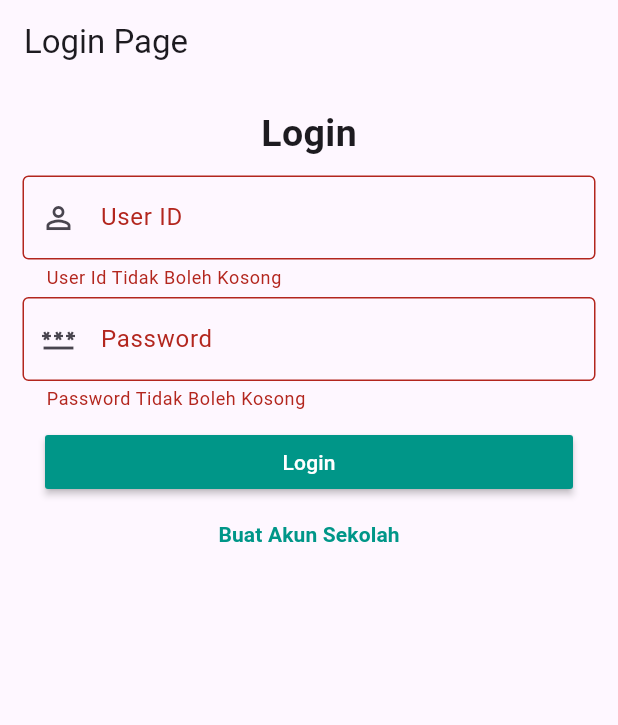
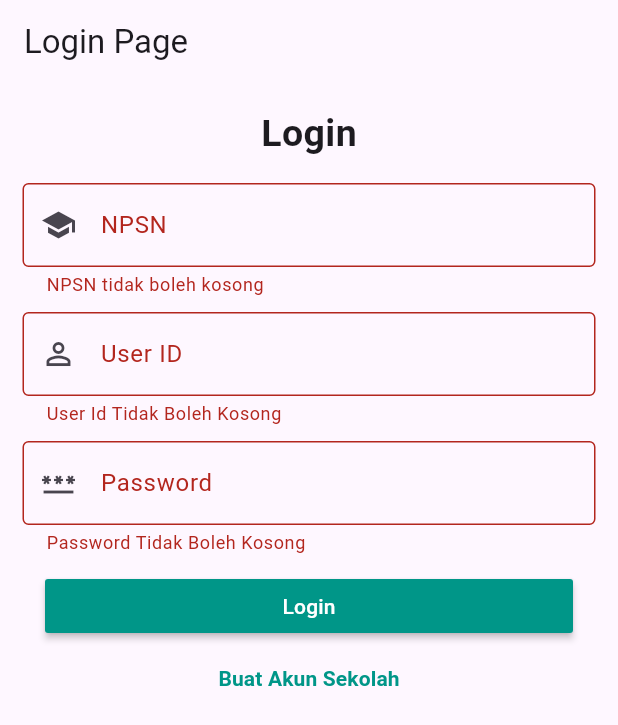
Before and after one commit to lino089/Training-Arc-Flutter, a Flutter app: the screen it shows after launch, after a tap on "Login", on a phone screen of 412 x 824 dp. Shown: the top 725 px of the screen. Run offline on Flutter 3.47's test engine with Material 3 defaults, Android fonts, the light colour scheme and no system bars; our stand-ins replace cloud_firestore, firebase_auth, firebase_core; accounts and stored records are empty.

Commit message:
add npsn for login

```diff
--- a/auth_muscle_v2/lib/auth/auth_gate.dart
+++ b/auth_muscle_v2/lib/auth/auth_gate.dart
@@ -28,7 +28,10 @@ class AuthGate extends StatelessWidget {
         final uid = authsnapshot.data!.uid;
 
         return FutureBuilder<DocumentSnapshot>(
-          future: FirebaseFirestore.instance.collection('users').doc(uid).get(),
+          future: FirebaseFirestore.instance
+                    .collection('users')
+                    .doc(uid)
+                    .get(),
           builder: (context, usersnapshot) {
             if (usersnapshot.hasError) {
               return Scaffold(
--- a/auth_muscle_v2/lib/pages/loginPage.dart
+++ b/auth_muscle_v2/lib/pages/loginPage.dart
@@ -2,7 +2,6 @@ import 'package:auth_muscle_v2/pages/regisPage.dart';
 import 'package:firebase_auth/firebase_auth.dart';
 import 'package:flutter/material.dart';
 import 'package:cloud_firestore/cloud_firestore.dart';
-
 
 class loginPage extends StatefulWidget {
   const loginPage({super.key});
@@ -12,47 +11,71 @@ class loginPage extends StatefulWidget {
 }
 
 class _loginPage extends State<loginPage> {
-
   final TextEditingController userIdControler = TextEditingController();
   final TextEditingController passwordControler = TextEditingController();
-
-
+  final TextEditingController npsnControler = TextEditingController();
   final key = GlobalKey<FormState>();
   bool isLoading = false;
+
   Future<void> login() async {
+    final String npsn = npsnControler.text.trim(); // Ambil input NPSN
     final String userId = userIdControler.text.trim();
     final String password = passwordControler.text.trim();
+
     if (key.currentState!.validate()) {
       setState(() {
         isLoading = true;
       });
       try {
+        // // TODO 1: Cari dokumen di koleksi 'schools' berdasarkan NPSN yang diinput
+        // Gunakan .where('npsn', isEqualTo: npsn) dan .limit(1).get()
+        final schoolQuery = await FirebaseFirestore.instance
+            .collection('schools')
+            .where('npsn', isEqualTo: npsn)
+            .limit(1)
+            .get();
+        // // TODO 2: Cek apakah data sekolah ditemukan
+        // Jika queryDocs.isEmpty, throw error 'Sekolah dengan NPSN tersebut tidak ditemukan'
+        if (schoolQuery.docs.isEmpty) {
+          throw "Sekolah dengan NPSN tersebut tidak ditemukan";
+        }
+        // // TODO 3: Ambil 'schoolId' dari dokumen sekolah tersebut
+        // final schoolId = schoolQuery.docs.first.id;
+        final schoolId = schoolQuery.docs.first.id;
+        // // TODO 4: Cari user di koleksi 'users' yang punya userId DAN schoolId yang cocok
+        // Gunakan .where('userId', isEqualTo: userId).where('schoolId', isEqualTo: schoolId)
+
+        /* CATATAN:
+           Nantinya kita akan upgrade bagian TODO 4 ini menggunakan koleksi 'login_map'
+           agar lebih cepat, tapi untuk sekarang pakai 'users' dulu tidak apa-apa
+           supaya kamu paham alur relasinya.
+        */
+
         final query = await FirebaseFirestore.instance
             .collection('users')
             .where('userId', isEqualTo: userId)
+            // // TODO 5: Tambahkan filter .where('schoolId', isEqualTo: schoolId) di sini
+            .where('schoolId', isEqualTo: schoolId)
             .limit(1)
             .get();
 
         if (query.docs.isEmpty) {
-          throw 'User ID tidak ditemukan';
+          throw 'User ID tidak ditemukan di sekolah ini';
         }
 
         final userDoc = query.docs.first;
         final email = userDoc['email'];
-        final bool isActive = userDoc['isActive'];
+        final bool isActive = userDoc['isActive'] ?? false;
 
         if (!isActive) {
           throw 'Akun belum aktif. hubungi admin.';
         }
 
+        // // TODO 6: Lakukan Login ke Firebase Auth menggunakan email yang didapat
         await FirebaseAuth.instance.signInWithEmailAndPassword(
           email: email,
           password: password,
         );
-
-        setState(() {
-          isLoading = false;
-        });
       } on FirebaseAuthException catch (e) {
         ScaffoldMessenger.of(context).showSnackBar(
           SnackBar(content: Text(e.message ?? 'Terjadi kesalahan saat login')),
@@ -62,14 +85,14 @@ class _loginPage extends State<loginPage> {
           context,
         ).showSnackBar(SnackBar(content: Text(e.toString())));
       } finally {
-        setState(() {
-          isLoading = false;
-        });
+        if (mounted) {
+          setState(() {
+            isLoading = false;
+          });
+        }
       }
     }
   }
-
-
 
   @override
   Widget build(BuildContext context) {
@@ -91,6 +114,25 @@ class _loginPage extends State<loginPage> {
                 key: key,
                 child: Column(
                   children: [
+                    SizedBox(height: 5),
+                    TextFormField(
+                      controller: npsnControler,
+                      keyboardType: TextInputType.number,
+                      decoration: InputDecoration(
+                        labelText: "NPSN",
+                        hintText: "Enter NPSN",
+                        prefixIcon: Icon(Icons.school),
+                        border: OutlineInputBorder(),
+                      ),
+                      onChanged: null,
+                      validator: (value) {
+                        if (value == null || value.isEmpty) {
+                          return 'NPSN tidak boleh kosong';
+                        }
+                        return null;
+                      },
+                    ),
+                    SizedBox(height: 10),
                     TextFormField(
                       controller: userIdControler,
                       keyboardType: TextInputType.text,
@@ -108,8 +150,7 @@ class _loginPage extends State<loginPage> {
                         return null;
                       },
                     ),
-
-                    SizedBox(height: 5),
+                    SizedBox(height: 10),
                     TextFormField(
                       controller: passwordControler,
                       keyboardType: TextInputType.visiblePassword,
@@ -175,6 +216,7 @@ class _loginPage extends State<loginPage> {
 
   @override
   void dispose() {
+    npsnControler.dispose();
     userIdControler.dispose();
     passwordControler.dispose();
     super.dispose();
```
